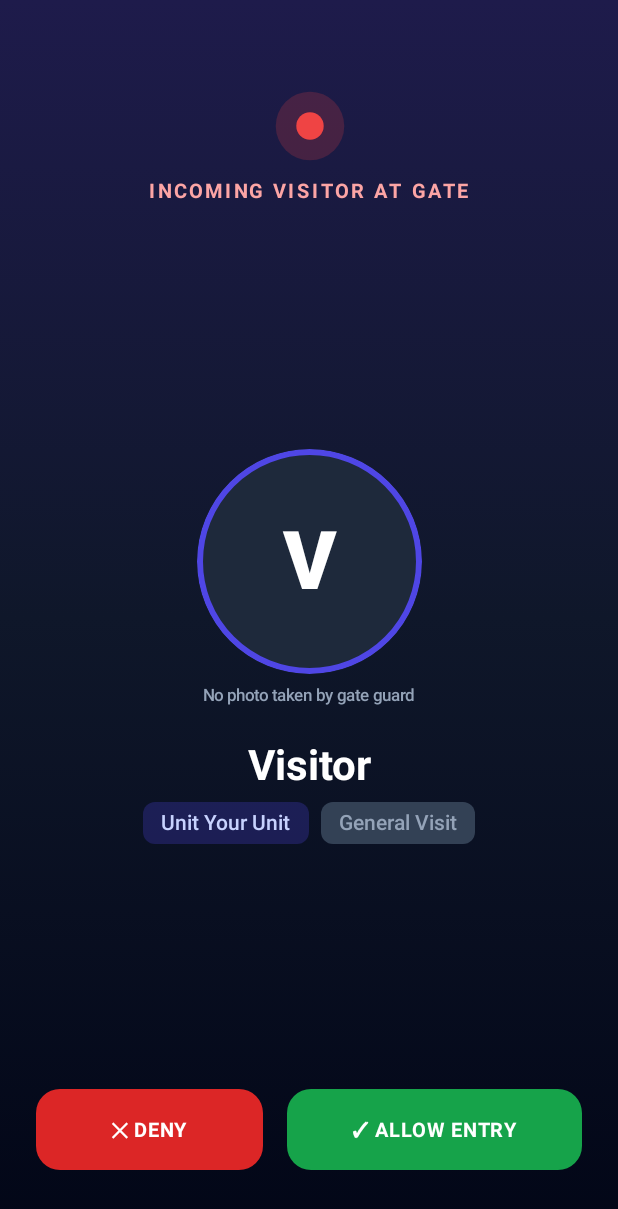
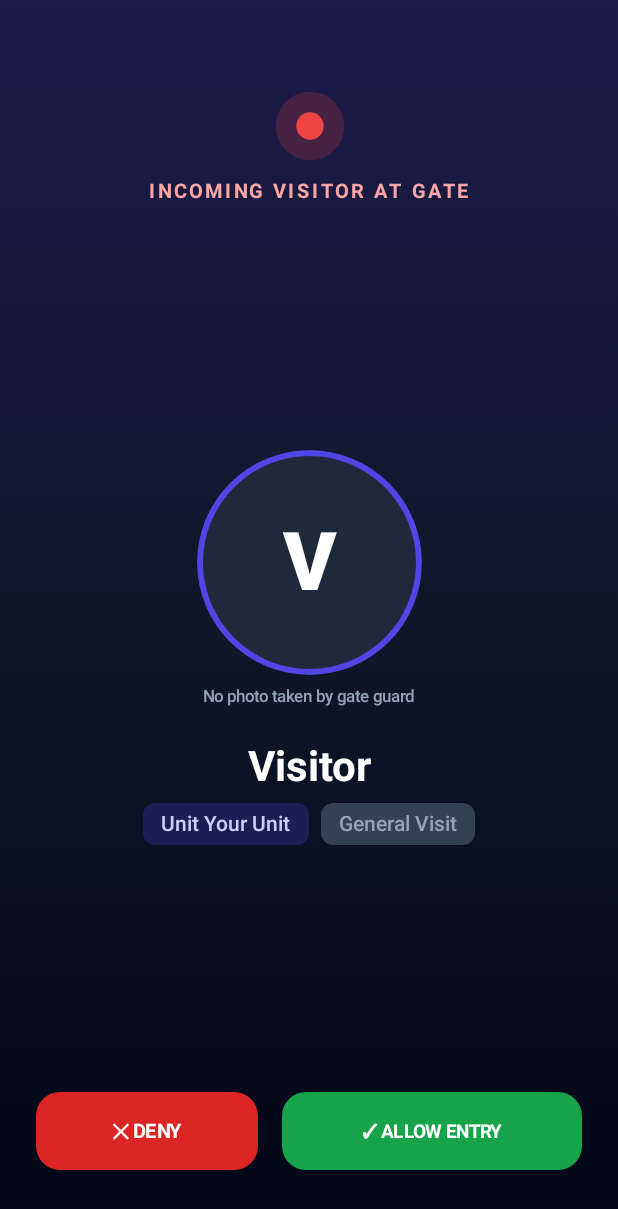
Before and after one commit to shopquare/society_app, an Android app built with Jetpack Compose: the GateAlertActivity screen opened directly, with no data from a screen before it, on a phone screen of 412 x 824 dp. Shown: the top 1209 px of the screen. Run offline under Robolectric (Android 15) with nearby library versions, the phone set to English and light mode, and no system bars; pictures from the network do not load.

Commit message:
fix(ui): prevent button text wrap on gate alert, format photo status, and optimize web push v1.1.0

```diff
--- a/android/app/build.gradle.kts
+++ b/android/app/build.gradle.kts
@@ -11,8 +11,8 @@ android {
     applicationId = "com.shopquare.societyhub"
     minSdk = 24
     targetSdk = 36
-    versionCode = 10
-    versionName = "1.0.9"
+    versionCode = 11
+    versionName = "1.1.0"
   }
 
   buildTypes {
--- a/android/app/src/main/kotlin/com/shopquare/societyhub/GateAlertActivity.kt
+++ b/android/app/src/main/kotlin/com/shopquare/societyhub/GateAlertActivity.kt
@@ -192,7 +192,7 @@ fun GateAlertScreen(
                 val context = LocalContext.current
                 val resolvedPhotoUrl = remember(photoUrl) {
                     when {
-                        photoUrl.isNullOrEmpty() -> null
+                        photoUrl.isNullOrEmpty() || photoUrl.equals("null", ignoreCase = true) -> null
                         photoUrl.startsWith("http://") || photoUrl.startsWith("https://") -> {
                             try {
                                 val uri = android.net.Uri.parse(photoUrl)
@@ -236,6 +236,8 @@ fun GateAlertScreen(
                     }
                 }
 
+                var isImageError by remember(resolvedPhotoUrl) { mutableStateOf(false) }
+
                 Column(
                     horizontalAlignment = Alignment.CenterHorizontally,
                     modifier = Modifier.fillMaxWidth()
@@ -249,7 +251,6 @@ fun GateAlertScreen(
                             .border(4.dp, Color(0xFF4F46E5), CircleShape),
                         contentAlignment = Alignment.Center
                     ) {
-                        var isImageError by remember { mutableStateOf(false) }
                         if (imageRequest != null && !isImageError) {
                             AsyncImage(
                                 model = imageRequest,
@@ -277,6 +278,13 @@ fun GateAlertScreen(
                     if (resolvedPhotoUrl.isNullOrEmpty()) {
                         Text(
                             text = "No photo taken by gate guard",
+                            color = Color(0xFF94A3B8),
+                            fontSize = 11.sp,
+                            fontWeight = FontWeight.Medium
+                        )
+                    } else if (isImageError) {
+                        Text(
+                            text = "Photo unavailable",
                             color = Color(0xFF94A3B8),
                             fontSize = 11.sp,
                             fontWeight = FontWeight.Medium
@@ -348,7 +356,8 @@ fun GateAlertScreen(
                             },
                             modifier = Modifier
                                 .weight(1f)
-                                .height(54.dp),
+                                .height(52.dp),
+                            contentPadding = androidx.compose.foundation.layout.PaddingValues(horizontal = 10.dp, vertical = 4.dp),
                             shape = RoundedCornerShape(16.dp),
                             colors = ButtonDefaults.buttonColors(
                                 containerColor = Color(0xFFDC2626)
@@ -357,9 +366,10 @@ fun GateAlertScreen(
                             Text(
                                 text = "✕ DENY",
                                 color = Color.White,
-                                fontSize = 13.5.sp,
+                                fontSize = 13.sp,
                                 fontWeight = FontWeight.Bold,
-                                letterSpacing = 0.5.sp
+                                maxLines = 1,
+                                softWrap = false
                             )
                         }
 
@@ -370,8 +380,9 @@ fun GateAlertScreen(
                                 onApprove()
                             },
                             modifier = Modifier
-                                .weight(1.3f)
-                                .height(54.dp),
+                                .weight(1.35f)
+                                .height(52.dp),
+                            contentPadding = androidx.compose.foundation.layout.PaddingValues(horizontal = 10.dp, vertical = 4.dp),
                             shape = RoundedCornerShape(16.dp),
                             colors = ButtonDefaults.buttonColors(
                                 containerColor = Color(0xFF16A34A)
@@ -380,9 +391,10 @@ fun GateAlertScreen(
                             Text(
                                 text = "✓ ALLOW ENTRY",
                                 color = Color.White,
-                                fontSize = 13.5.sp,
+                                fontSize = 12.5.sp,
                                 fontWeight = FontWeight.Bold,
-                                letterSpacing = 0.5.sp
+                                maxLines = 1,
+                                softWrap = false
                             )
                         }
                     }
```
Also changed, not shown: 6 other files.
